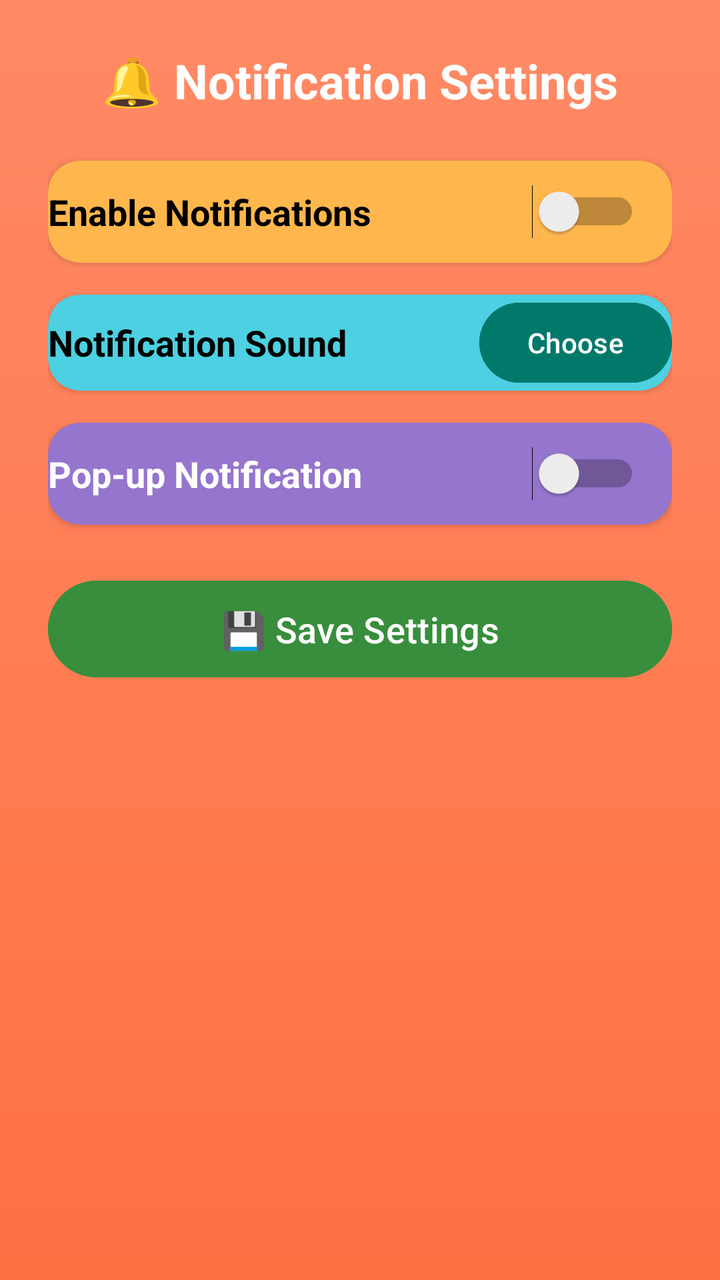
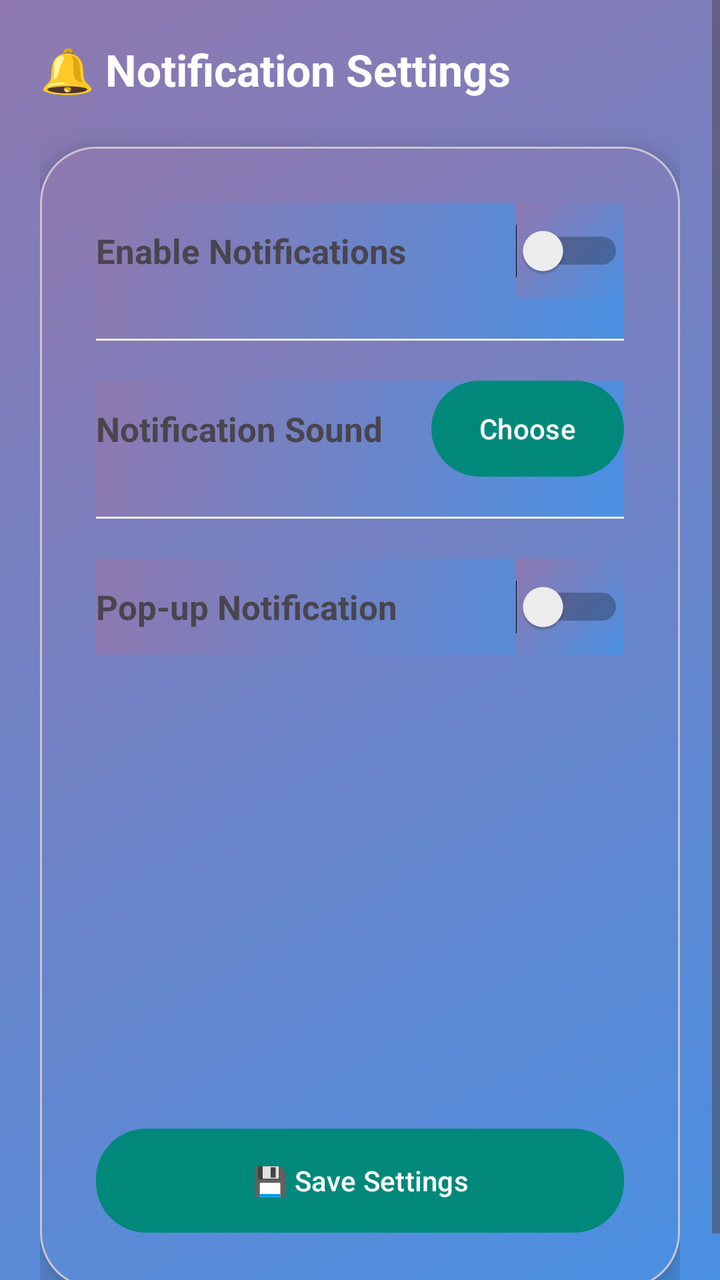

Before-and-after screenshots of an Android layout around one commit, followed by the original layout XML and the change that was made.
<!-- AndroidManifest.xml: application theme Theme.MedicineReminder -->
<!-- res/layout/activity_setting.xml -->
<?xml version="1.0" encoding="utf-8"?>
<ScrollView xmlns:android="http://schemas.android.com/apk/res/android"
    xmlns:app="http://schemas.android.com/apk/res-auto"
    android:background="@drawable/bg_gradient"
    android:layout_width="match_parent"
    android:layout_height="match_parent">

    <LinearLayout
        android:orientation="vertical"
        android:padding="24dp"
        android:layout_width="match_parent"
        android:layout_height="wrap_content">

        <TextView
            android:text="🔔 Notification Settings"
            android:textColor="@android:color/white"
            android:textSize="24sp"
            android:textStyle="bold"
            android:layout_marginBottom="24dp"
            android:layout_gravity="center"
            android:layout_width="wrap_content"
            android:layout_height="wrap_content" />

        
        <androidx.cardview.widget.CardView
            android:layout_width="match_parent"
            android:layout_height="wrap_content"
            android:layout_marginBottom="16dp"
            android:elevation="8dp"
            android:padding="16dp"
            app:cardCornerRadius="16dp"
            app:cardBackgroundColor="#FFB74D">

            <LinearLayout
                android:orientation="horizontal"
                android:layout_width="match_parent"
                android:layout_height="wrap_content"
                android:gravity="center_vertical">

                <TextView
                    android:text="Enable Notifications"
                    android:textSize="18sp"
                    android:textStyle="bold"
                    android:layout_weight="1"
                    android:textColor="@android:color/black"
                    android:layout_width="0dp"
                    android:layout_height="wrap_content" />

                <Switch
                    android:id="@+id/switch_notifications"
                    android:layout_width="wrap_content"
                    android:layout_height="wrap_content"
                    android:minHeight="48dp"
                    android:minWidth="48dp"
                    android:padding="16dp" />
            </LinearLayout>
        </androidx.cardview.widget.CardView>

        
        <androidx.cardview.widget.CardView
            android:layout_width="match_parent"
            android:layout_height="wrap_content"
            android:layout_marginBottom="16dp"
            android:elevation="8dp"
            android:padding="16dp"
            app:cardCornerRadius="16dp"
            app:cardBackgroundColor="#4DD0E1">

            <LinearLayout
                android:orientation="horizontal"
                android:layout_width="match_parent"
                android:layout_height="wrap_content"
                android:gravity="center_vertical">

                <TextView
                    android:text="Notification Sound"
                    android:textSize="18sp"
                    android:textStyle="bold"
                    android:textColor="@android:color/black"
                    android:layout_weight="1"
                    android:layout_width="0dp"
                    android:layout_height="wrap_content" />

                <Button
                    android:id="@+id/btn_select_sound"
                    android:text="Choose"
                    android:backgroundTint="#00796B"
                    android:textColor="@android:color/white"
                    android:layout_width="wrap_content"
                    android:layout_height="wrap_content" />
            </LinearLayout>
        </androidx.cardview.widget.CardView>

        
        <androidx.cardview.widget.CardView
            android:layout_width="match_parent"
            android:layout_height="wrap_content"
            android:elevation="8dp"
            android:padding="16dp"
            app:cardCornerRadius="16dp"
            app:cardBackgroundColor="#9575CD">

            <LinearLayout
                android:orientation="horizontal"
                android:layout_width="match_parent"
                android:layout_height="wrap_content"
                android:gravity="center_vertical">

                <TextView
                    android:text="Pop-up Notification"
                    android:textSize="18sp"
                    android:textStyle="bold"
                    android:textColor="@android:color/white"
                    android:layout_weight="1"
                    android:layout_width="0dp"
                    android:layout_height="wrap_content" />

                <Switch
                    android:id="@+id/switch_popup"
                    android:layout_width="wrap_content"
                    android:layout_height="wrap_content"
                    android:minHeight="48dp"
                    android:minWidth="48dp"
                    android:padding="16dp" />
            </LinearLayout>
        </androidx.cardview.widget.CardView>

        
        <Button
            android:id="@+id/btn_save_settings"
            android:text="💾 Save Settings"
            android:layout_width="match_parent"
            android:layout_height="wrap_content"
            android:backgroundTint="#388E3C"
            android:textColor="@android:color/white"
            android:layout_marginTop="24dp"
            android:padding="12dp"
            android:textSize="18sp" />
    </LinearLayout>
</ScrollView>
<!-- resources referenced by this layout -->
<resources>
  <!-- drawable bg_gradient (drawable) -->
  <?xml version="1.0" encoding="utf-8"?>
  <shape xmlns:android="http://schemas.android.com/apk/res/android"
      android:shape="rectangle">
  
      <gradient
          android:startColor="#FF7043"
          android:endColor="#FF8A65"
          android:angle="90"/>
  </shape>
  <style name="Theme.MedicineReminder" parent="Base.Theme.MedicineReminder" />
  <style name="Base.Theme.MedicineReminder" parent="Theme.Material3.DayNight.NoActionBar">
          
          
      </style>
</resources>

<!-- the commit's change to res/layout/activity_setting.xml (unified diff, before → after) -->
@@ -1,140 +1,157 @@
 <?xml version="1.0" encoding="utf-8"?>
-<ScrollView xmlns:android="http://schemas.android.com/apk/res/android"
+<ScrollView
+    xmlns:android="http://schemas.android.com/apk/res/android"
     xmlns:app="http://schemas.android.com/apk/res-auto"
+    android:layout_width="match_parent"
+    android:layout_height="match_parent"
     android:background="@drawable/bg_gradient"
-    android:layout_width="match_parent"
-    android:layout_height="match_parent">
+    android:fillViewport="true">
 
     <LinearLayout
+        android:layout_width="match_parent"
+        android:layout_height="match_parent"
         android:orientation="vertical"
-        android:padding="24dp"
-        android:layout_width="match_parent"
-        android:layout_height="wrap_content">
+        android:padding="20dp">
 
+        
         <TextView
+            android:layout_width="wrap_content"
+            android:layout_height="wrap_content"
             android:text="🔔 Notification Settings"
             android:textColor="@android:color/white"
-            android:textSize="24sp"
+            android:textSize="22sp"
             android:textStyle="bold"
-            android:layout_marginBottom="24dp"
-            android:layout_gravity="center"
-            android:layout_width="wrap_content"
-            android:layout_height="wrap_content" />
+            android:layout_marginBottom="24dp"/>
 
         
-        <androidx.cardview.widget.CardView
+        <com.google.android.material.card.MaterialCardView
             android:layout_width="match_parent"
-            android:layout_height="wrap_content"
-            android:layout_marginBottom="16dp"
-            android:elevation="8dp"
-            android:padding="16dp"
-            app:cardCornerRadius="16dp"
-            app:cardBackgroundColor="#FFB74D">
+            android:layout_height="0dp"
+            android:layout_weight="1"
+            app:cardCornerRadius="28dp"
+            app:cardElevation="10dp">
 
             <LinearLayout
-                android:orientation="horizontal"
                 android:layout_width="match_parent"
-                android:layout_height="wrap_content"
-                android:gravity="center_vertical">
+                android:layout_height="match_parent"
+                android:background="@drawable/bg_gradient"
+                android:orientation="vertical"
+                android:padding="28dp">
 
-                <TextView
-                    android:text="Enable Notifications"
-                    android:textSize="18sp"
-                    android:textStyle="bold"
-                    android:layout_weight="1"
-                    android:textColor="@android:color/black"
-                    android:layout_width="0dp"
-                    android:layout_height="wrap_content" />
+                
+                <LinearLayout
+                    android:layout_width="match_parent"
+                    android:layout_height="wrap_content"
+                    android:background="@drawable/bg_gradient"
+                    android:gravity="center_vertical"
+                    android:orientation="horizontal"
+                    android:paddingBottom="20dp">
 
-                <Switch
-                    android:id="@+id/switch_notifications"
-                    android:layout_width="wrap_content"
+                    <TextView
+                        android:layout_width="0dp"
+                        android:layout_height="wrap_content"
+                        android:layout_weight="1"
+                        android:text="Enable Notifications"
+                        android:textSize="17sp"
+                        android:textStyle="bold" />
+
+                    <Switch
+                        android:id="@+id/switch_notifications"
+                        android:layout_width="wrap_content"
+                        android:layout_height="wrap_content"
+                        android:background="@drawable/bg_gradient"
+                        android:buttonTint="#261111"
+                        android:minWidth="48dp"
+                        android:minHeight="48dp" />
+                </LinearLayout>
+
+                
+                <View
+                    android:layout_width="match_parent"
+                    android:layout_height="1dp"
+                    android:layout_marginBottom="20dp"
+                    android:background="#EEEEEE" />
+
+                
+                <LinearLayout
+                    android:layout_width="match_parent"
                     android:layout_height="wrap_content"
-                    android:minHeight="48dp"
-                    android:minWidth="48dp"
-                    android:padding="16dp" />
-            </LinearLayout>
-        </androidx.cardview.widget.CardView>
+                    android:background="@drawable/bg_gradient"
+                    android:gravity="center_vertical"
+                    android:orientation="horizontal"
+                    android:paddingBottom="20dp">
 
-        
-        <androidx.cardview.widget.CardView
-            android:layout_width="match_parent"
-            android:layout_height="wrap_content"
-            android:layout_marginBottom="16dp"
-            android:elevation="8dp"
-            android:padding="16dp"
-            app:cardCornerRadius="16dp"
-            app:cardBackgroundColor="#4DD0E1">
+                    <TextView
+                        android:layout_width="0dp"
+                        android:layout_height="wrap_content"
+                        android:layout_weight="1"
+                        android:text="Notification Sound"
+                        android:textSize="17sp"
+                        android:textStyle="bold" />
 
-            <LinearLayout
-                android:orientation="horizontal"
-                android:layout_width="match_parent"
-                android:layout_height="wrap_content"
-                android:gravity="center_vertical">
+                    <Button
+                        android:id="@+id/btn_select_sound"
+                        android:layout_width="wrap_content"
+                        android:layout_height="48dp"
+                        android:background="@drawable/button_gradient"
+                        android:text="Choose"
+                        android:textColor="@android:color/white" />
+                </LinearLayout>
 
-                <TextView
-                    android:text="Notification Sound"
-                    android:textSize="18sp"
-                    android:textStyle="bold"
-                    android:textColor="@android:color/black"
-                    android:layout_weight="1"
-                    android:layout_width="0dp"
-                    android:layout_height="wrap_content" />
+                
+                <View
+                    android:layout_width="match_parent"
+                    android:layout_height="1dp"
+                    android:layout_marginBottom="20dp"
+                    android:background="#EEEEEE" />
+
+                
+                <LinearLayout
+                    android:layout_width="match_parent"
+                    android:layout_height="wrap_content"
+                    android:background="@drawable/bg_gradient"
+                    android:gravity="center_vertical"
+                    android:orientation="horizontal">
+
+                    <TextView
+                        android:layout_width="0dp"
+                        android:layout_height="wrap_content"
+                        android:layout_weight="1"
+                        android:text="Pop-up Notification"
+                        android:textSize="17sp"
+                        android:textStyle="bold" />
+
+                    <Switch
+                        android:id="@+id/switch_popup"
+                        android:layout_width="wrap_content"
+                        android:layout_height="wrap_content"
+                        android:background="@drawable/bg_gradient"
+                        android:minWidth="48dp"
+                        android:minHeight="48dp" />
+                </LinearLayout>
+
+                
+
+                
+
+                <View
+                    android:layout_width="294dp"
+                    android:layout_height="217dp"
+                    android:layout_weight="1" />
 
                 <Button
-                    android:id="@+id/btn_select_sound"
-                    android:text="Choose"
-                    android:backgroundTint="#00796B"
-                    android:textColor="@android:color/white"
-                    android:layout_width="wrap_content"
-                    android:layout_height="wrap_content" />
+                    android:id="@+id/btn_save_settings"
+                    android:layout_width="match_parent"
+                    android:layout_height="52dp"
+                    android:layout_marginTop="20dp"
+                    android:background="@drawable/button_gradient"
+                    android:text="💾 Save Settings"
+                    android:textColor="@android:color/white" />
+
             </LinearLayout>
-        </androidx.cardview.widget.CardView>
 
-        
-        <androidx.cardview.widget.CardView
-            android:layout_width="match_parent"
-            android:layout_height="wrap_content"
-            android:elevation="8dp"
-            android:padding="16dp"
-            app:cardCornerRadius="16dp"
-            app:cardBackgroundColor="#9575CD">
+        </com.google.android.material.card.MaterialCardView>
 
-            <LinearLayout
-                android:orientation="horizontal"
-                android:layout_width="match_parent"
-                android:layout_height="wrap_content"
-                android:gravity="center_vertical">
+    </LinearLayout>
 
-                <TextView
-                    android:text="Pop-up Notification"
-                    android:textSize="18sp"
-                    android:textStyle="bold"
-                    android:textColor="@android:color/white"
-                    android:layout_weight="1"
-                    android:layout_width="0dp"
-                    android:layout_height="wrap_content" />
-
-                <Switch
-                    android:id="@+id/switch_popup"
-                    android:layout_width="wrap_content"
-                    android:layout_height="wrap_content"
-                    android:minHeight="48dp"
-                    android:minWidth="48dp"
-                    android:padding="16dp" />
-            </LinearLayout>
-        </androidx.cardview.widget.CardView>
-
-        
-        <Button
-            android:id="@+id/btn_save_settings"
-            android:text="💾 Save Settings"
-            android:layout_width="match_parent"
-            android:layout_height="wrap_content"
-            android:backgroundTint="#388E3C"
-            android:textColor="@android:color/white"
-            android:layout_marginTop="24dp"
-            android:padding="12dp"
-            android:textSize="18sp" />
-    </LinearLayout>
 </ScrollView>
<!-- resource entries referenced after the edit -->
@@ -6,14 +6,33 @@
       android:shape="rectangle">
   
       <gradient
-          android:startColor="#FF7043"
-          android:endColor="#FF8A65"
-          android:angle="90"/>
+          android:startColor="#4A90E2"
+          android:endColor="#8F78AF"
+          android:angle="135"/>
+  
+      <corners android:radius="0dp"/>
+  
+  
   </shape>
-  <style name="Theme.MedicineReminder" parent="Base.Theme.MedicineReminder" />
-  <style name="Base.Theme.MedicineReminder" parent="Theme.Material3.DayNight.NoActionBar">
-          
-          
+  <!-- drawable button_gradient (drawable) -->
+  <?xml version="1.0" encoding="utf-8"?>
+  <shape xmlns:android="http://schemas.android.com/apk/res/android">
+  
+      <gradient
+          android:startColor="#9942BD"
+          android:endColor="#852AB3"
+          android:angle="0"/>
+  
+      <corners android:radius="25dp"/>
+  
+  </shape>
+  <style name="Theme.MedicineReminder" parent="Theme.Material3.DayNight.NoActionBar">
+          <item name="colorPrimary">@color/primaryColor</item>
+          <item name="colorOnPrimary">@color/white</item>
+          <item name="android:statusBarColor">@color/primaryDark</item>
       </style>
+  <color name="primaryColor">#00897B</color>
+  <color name="white">#FFFFFF</color>
+  <color name="primaryDark">#00695C</color>
 </resources>
 
